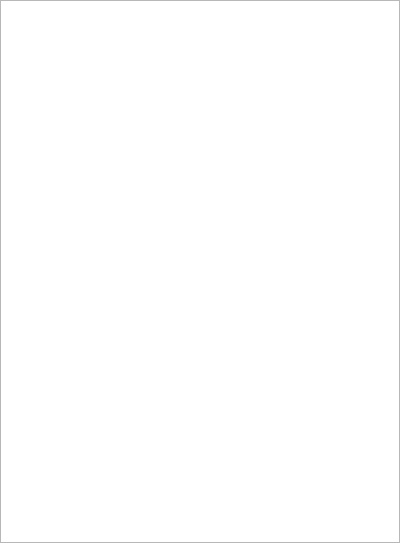
Above: AddressBook/ContactsTable.ui from InvictusInnovations/keyhotee before the change. Below: the same form after it.
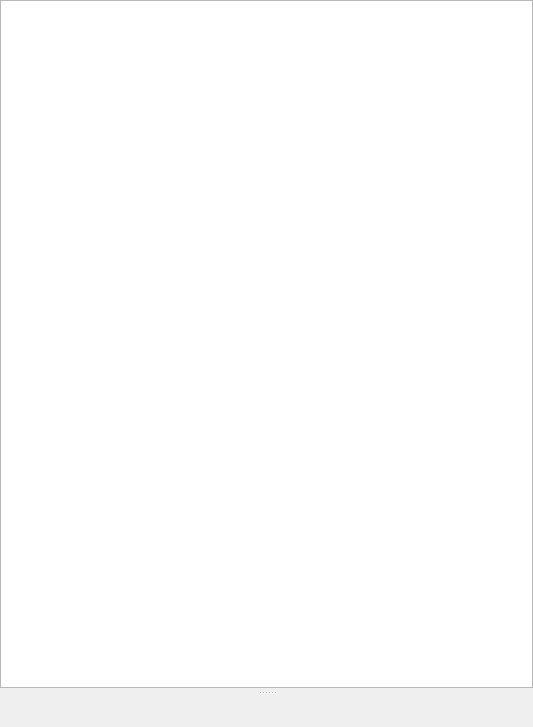
That is the form after the change. Custom widgets are drawn as their Qt base class.

What changed in the file:
```diff
--- a/AddressBook/ContactsTable.ui
+++ b/AddressBook/ContactsTable.ui
@@ -6,8 +6,8 @@
    <rect>
     <x>0</x>
     <y>0</y>
-    <width>400</width>
-    <height>543</height>
+    <width>533</width>
+    <height>727</height>
    </rect>
   </property>
   <property name="windowTitle">
@@ -29,7 +29,7 @@
    <property name="horizontalSpacing">
     <number>5</number>
    </property>
-   <item row="0" column="0" colspan="2">
+   <item row="0" column="1">
     <widget class="QSplitter" name="splitter">
      <property name="orientation">
       <enum>Qt::Vertical</enum>
@@ -47,7 +47,7 @@
       <property name="minimumSize">
        <size>
         <width>0</width>
-        <height>100</height>
+        <height>150</height>
        </size>
       </property>
       <property name="selectionBehavior">
@@ -69,10 +69,19 @@
        <bool>true</bool>
       </attribute>
      </widget>
+     <widget class="ContactView" name="current_contact" native="true"/>
     </widget>
    </item>
   </layout>
  </widget>
+ <customwidgets>
+  <customwidget>
+   <class>ContactView</class>
+   <extends>QWidget</extends>
+   <header>AddressBook/ContactView.hpp</header>
+   <container>1</container>
+  </customwidget>
+ </customwidgets>
  <resources/>
  <connections/>
 </ui>
```
Left out of the diff: 3 changed lines with no effect on the pictures.
